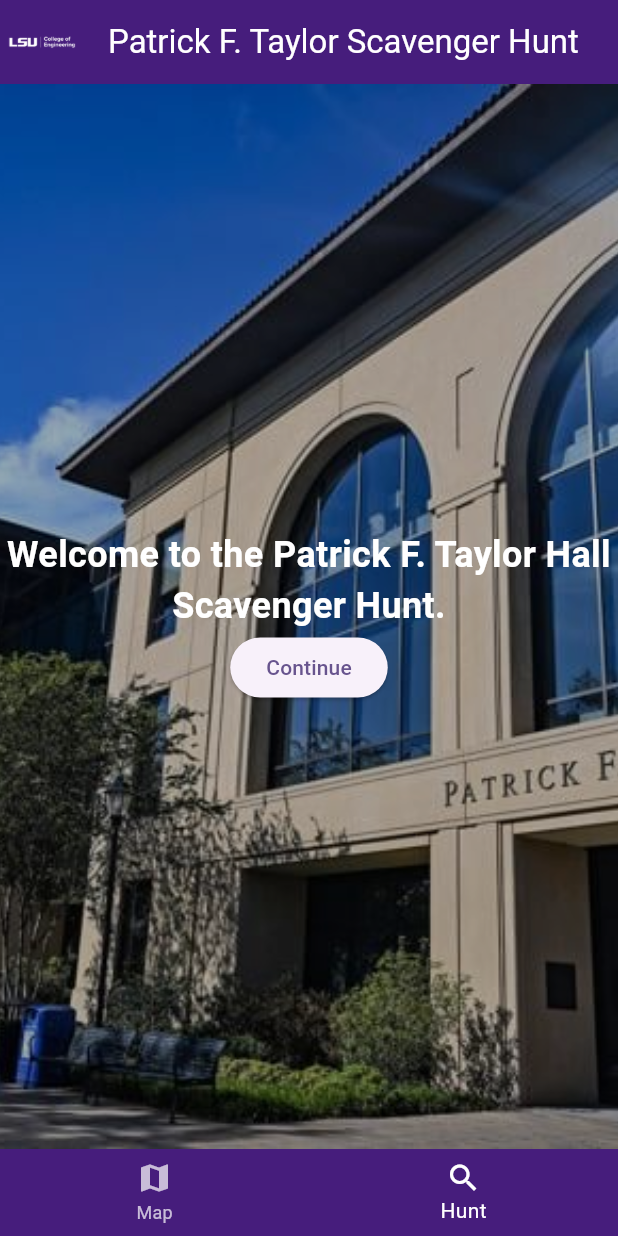
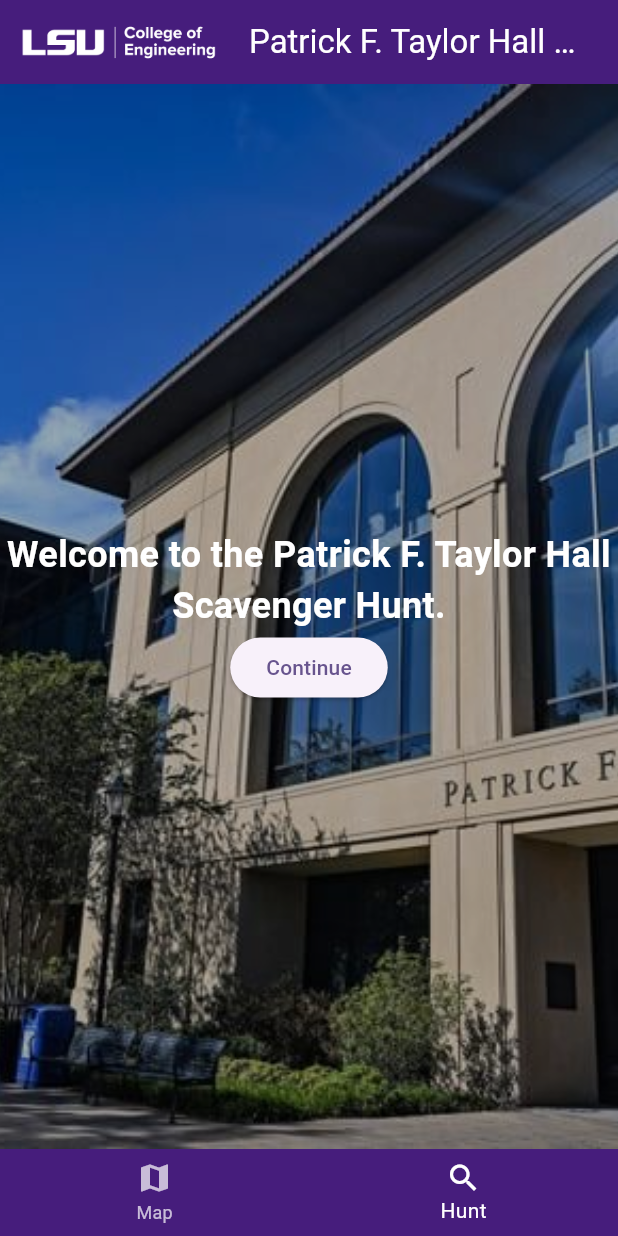
Before and after one commit to hdaren2/CSC4330, a Flutter app: the screen it shows after launch, item 2 of the bottom bar chosen, on a phone screen of 412 x 824 dp. Run offline on Flutter 3.47's test engine with Material 3 defaults, Android fonts, the phone set to English and light mode, and no system bars.

Commit message:
Logo fix

```diff
--- a/APP6/app_6/lib/main.dart
+++ b/APP6/app_6/lib/main.dart
@@ -127,15 +127,12 @@ class CustomAppBar extends StatelessWidget implements PreferredSizeWidget {
   Widget build(BuildContext context) {
     return AppBar(
       backgroundColor: const Color(0xFF461D7C),
+      leadingWidth: 150,
       leading: Padding(
-        padding: const EdgeInsets.all(4.0),
-        child: Container(
-          width: 50,
-          height: 50,
-          decoration: BoxDecoration(
-            color: Colors.white.withOpacity(0.0),
-            borderRadius: BorderRadius.circular(8),
-          ),
+        padding: const EdgeInsets.only(left: 8.0),
+        child: SizedBox(
+          width: 150,
+          height: 75,
           child: Image.asset(
             'assets/LSUlogo.png',
             fit: BoxFit.contain,
@@ -143,7 +140,7 @@ class CustomAppBar extends StatelessWidget implements PreferredSizeWidget {
         ),
       ),
       title: const Text(
-        'Patrick F. Taylor Scavenger Hunt',
+        'Patrick F. Taylor Hall Scavenger Hunt',
         style: TextStyle(color: Colors.white),
       ),
       centerTitle: true,
```
